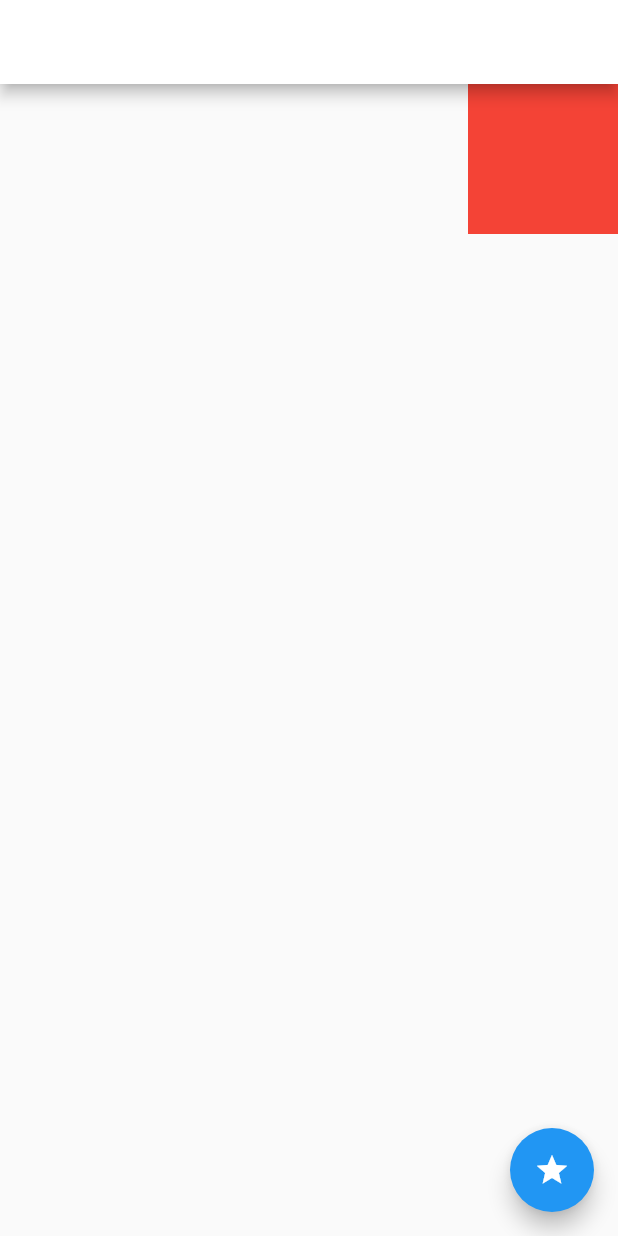
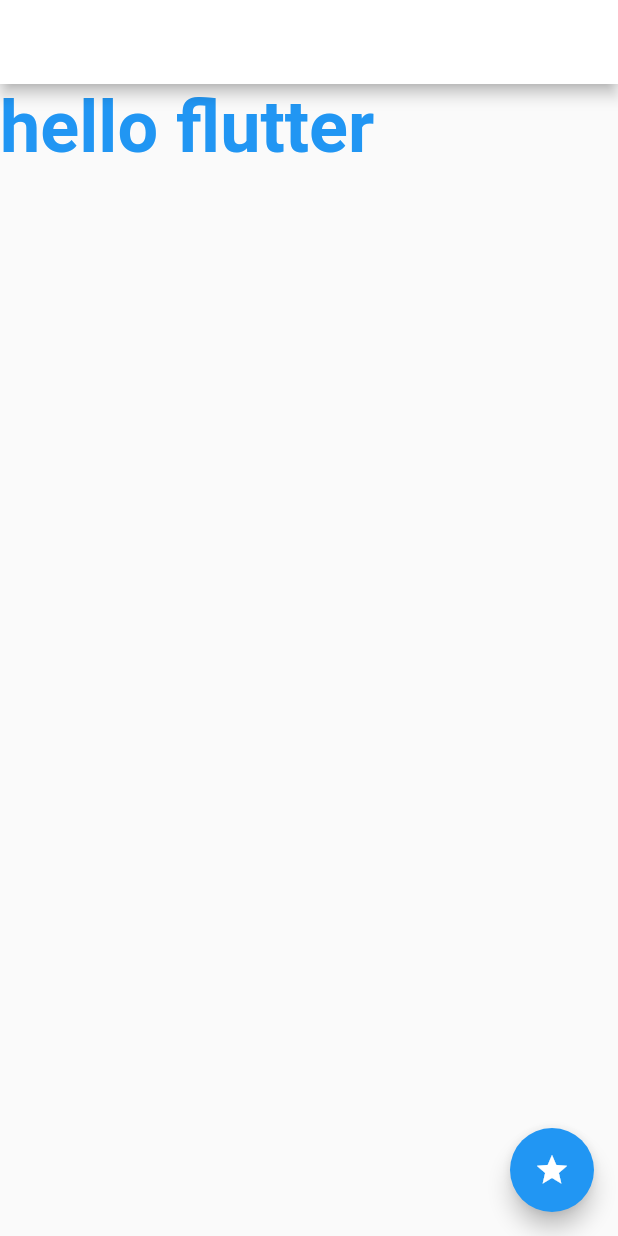
Before and after one commit to mike1123-git/flutter-study, a Flutter app: the screen it shows after launch, on a phone screen of 412 x 824 dp. Run offline on Flutter 3.47's test engine with Material 2 defaults, Android fonts, the light colour scheme and no system bars.

Commit message:
animated default text style

```diff
--- a/lib/main.dart
+++ b/lib/main.dart
@@ -58,16 +58,15 @@ class MyHomePageState extends State<MyHomePage>
       ),
       body: Column(
         children: [
-          AnimatedAlign(
-            alignment: flg ? Alignment.topLeft : Alignment.topRight,
-            duration: const Duration(seconds: 1),
-            curve: Curves.linear,
-            child: Container(
-              color: Colors.red,
-              width: 100,
-              height: 100,
-            ),
-          ),
+          AnimatedDefaultTextStyle(
+              style: TextStyle(
+                fontSize: flg? 24.0:48.0,
+                fontWeight: FontWeight.bold,
+                color: flg ? Colors.red : Colors.blue,
+
+              ),
+              duration: const Duration(seconds: 3),
+              child: const Text('hello flutter'))
         ],
       ),
       floatingActionButton: FloatingActionButton(
```
